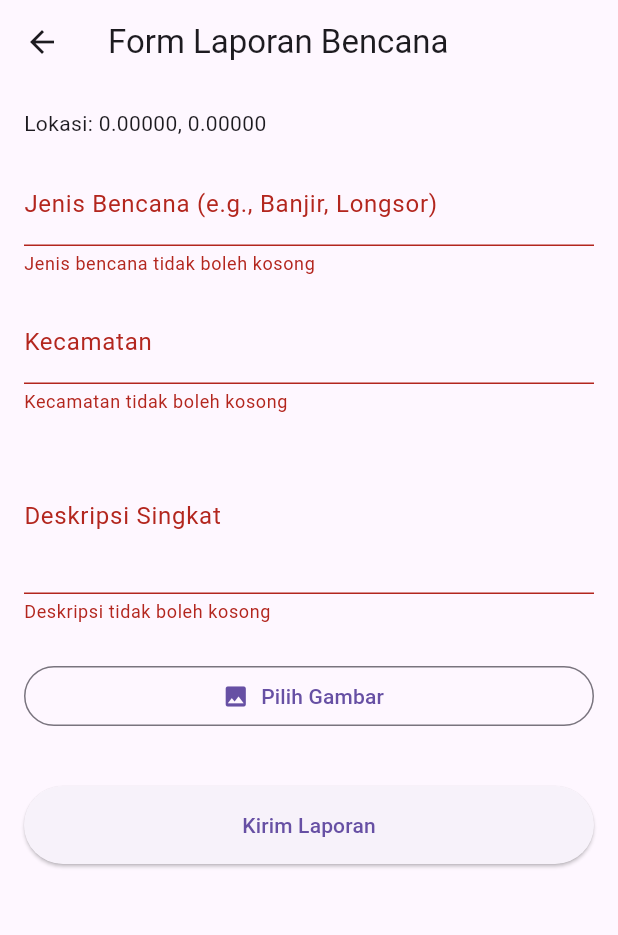
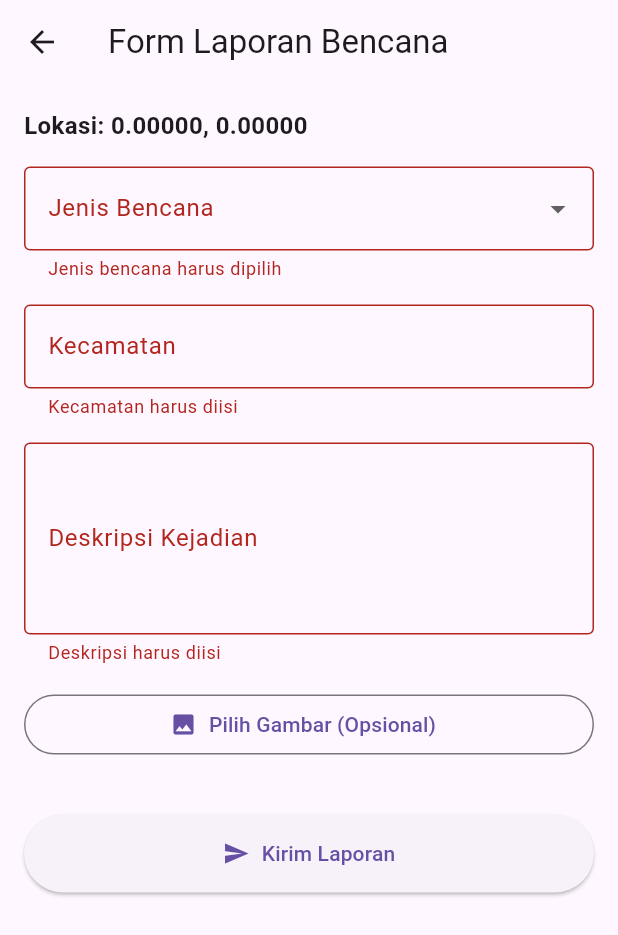
Before and after one commit to 12ATIF/Tanggap_Bencana, a Flutter app: the DisasterFormScreen screen opened directly with empty values, after a tap on "Kirim Laporan", on a phone screen of 412 x 824 dp. Shown: the top 935 px of the screen. Run offline on Flutter 3.47's test engine with Material 3 defaults, Android fonts, the phone set to English and light mode, and no system bars; our stand-ins replace flutter_map, image_picker, latlong2, supabase_flutter; accounts and stored records are empty.

Commit message:
update map

```diff
--- a/lib/models/disaster_model.dart
+++ b/lib/models/disaster_model.dart
@@ -1,3 +1,5 @@
+// lib/models/disaster_model.dart
+
 import 'package:flutter/material.dart';
 import 'package:latlong2/latlong.dart';
 
@@ -32,14 +34,18 @@ class Disaster {
     this.imageUrl,
   });
 
-  // Diubah dari fromFirestore menjadi fromMap
+  // ================================================================
+  // >> PERBAIKAN UTAMA DI SINI <<
+  // Membaca 'latitude' dan 'longitude' sebagai double, bukan string.
+  // ================================================================
   factory Disaster.fromMap(Map<String, dynamic> data) {
     return Disaster(
-      id: data['id'] as String,
+      id: data['id'].toString(), // Konversi ke String untuk keamanan
       type: DisasterType.values.firstWhere(
         (e) => e.name == data['type'],
-        orElse: () => DisasterType.banjir,
+        orElse: () => DisasterType.banjir, // Default jika tipe tidak ditemukan
       ),
+      // Ambil latitude dan longitude langsung dari data sebagai double
       location: LatLng(data['latitude'] as double, data['longitude'] as double),
       district: data['district'] ?? '',
       dateTime: DateTime.parse(data['date_time'] as String),
@@ -48,7 +54,6 @@ class Disaster {
     );
   }
 
-  // Diubah dari toFirestore menjadi toMap
   Map<String, dynamic> toMap() {
     return {
       'type': type.name,
--- a/lib/screens/admin/disaster_form_screen.dart
+++ b/lib/screens/admin/disaster_form_screen.dart
@@ -1,6 +1,7 @@
 import 'dart:io';
 import 'package:flutter/material.dart';
 import 'package:image_picker/image_picker.dart';
+import 'package:tasik_siaga/models/disaster_model.dart';
 import 'package:tasik_siaga/services/disaster_service.dart';
 
 class DisasterFormScreen extends StatefulWidget {
@@ -14,18 +15,16 @@ class DisasterFormScreen extends StatefulWidget {
   });
 
   @override
-  _DisasterFormScreenState createState() => _DisasterFormScreenState();
+  State<DisasterFormScreen> createState() => _DisasterFormScreenState();
 }
 
 class _DisasterFormScreenState extends State<DisasterFormScreen> {
   final _formKey = GlobalKey<FormState>();
   final _disasterService = DisasterService();
 
-  final _typeController = TextEditingController();
+  DisasterType? _selectedType;
   final _districtController = TextEditingController();
   final _descriptionController = TextEditingController();
-  final DateTime _selectedDate = DateTime.now();
-
   File? _imageFile;
   bool _isLoading = false;
 
@@ -39,31 +38,46 @@ class _DisasterFormScreenState extends State<DisasterFormScreen> {
   }
 
   Future<void> _submitForm() async {
-    if (_formKey.currentState!.validate()) {
+    if (!_formKey.currentState!.validate()) {
+      return;
+    }
+
     setState(() {
       _isLoading = true;
     });
 
     try {
       await _disasterService.addDisaster(
-          type: _typeController.text,
+        type: _selectedType!.name,
         latitude: widget.latitude,
         longitude: widget.longitude,
         district: _districtController.text,
-          dateTime: _selectedDate,
         description: _descriptionController.text,
+        dateTime: DateTime.now(),
         imageFile: _imageFile,
       );
 
+      if (mounted) {
         ScaffoldMessenger.of(context).showSnackBar(
-          const SnackBar(content: Text('Laporan berhasil ditambahkan!')),
+          const SnackBar(
+            content: Text('Laporan bencana berhasil dikirim!'),
+            backgroundColor: Colors.green,
+          ),
         );
-        Navigator.of(context).pop(true); // Kirim sinyal sukses
+        Navigator.of(context).pop(true); // Kirim 'true' sebagai sinyal sukses
+      }
+
     } catch (e) {
+      if (mounted) {
         ScaffoldMessenger.of(context).showSnackBar(
-          SnackBar(content: Text('Gagal menambahkan laporan: $e')),
+          SnackBar(
+            content: Text('Gagal mengirim laporan: $e'),
+            backgroundColor: Colors.red,
+          ),
         );
+      }
     } finally {
+      if (mounted) {
         setState(() {
           _isLoading = false;
         });
@@ -73,7 +87,6 @@ class _DisasterFormScreenState extends State<DisasterFormScreen> {
 
   @override
   void dispose() {
-    _typeController.dispose();
     _districtController.dispose();
     _descriptionController.dispose();
     super.dispose();
@@ -82,41 +95,63 @@ class _DisasterFormScreenState extends State<DisasterFormScreen> {
   @override
   Widget build(BuildContext context) {
     return Scaffold(
-      appBar: AppBar(title: const Text('Form Laporan Bencana')),
-      body: _isLoading
-          ? const Center(child: CircularProgressIndicator())
-          : SingleChildScrollView(
+      appBar: AppBar(
+        title: const Text('Form Laporan Bencana'),
+      ),
+      body: Padding(
         padding: const EdgeInsets.all(16.0),
         child: Form(
           key: _formKey,
-                child: Column(
-                  crossAxisAlignment: CrossAxisAlignment.stretch,
+          child: ListView(
             children: [
-                    Text('Lokasi: ${widget.latitude.toStringAsFixed(5)}, ${widget.longitude.toStringAsFixed(5)}'),
+              Text(
+                'Lokasi: ${widget.latitude.toStringAsFixed(5)}, ${widget.longitude.toStringAsFixed(5)}',
+                style: const TextStyle(fontSize: 16, fontWeight: FontWeight.bold),
+              ),
               const SizedBox(height: 16),
-                    TextFormField(
-                      controller: _typeController,
-                      decoration: const InputDecoration(labelText: 'Jenis Bencana (e.g., Banjir, Longsor)'),
-                      validator: (value) => value!.isEmpty ? 'Jenis bencana tidak boleh kosong' : null,
+              DropdownButtonFormField<DisasterType>(
+                value: _selectedType,
+                decoration: const InputDecoration(
+                  labelText: 'Jenis Bencana',
+                  border: OutlineInputBorder(),
+                ),
+                items: DisasterType.values.map((type) {
+                  return DropdownMenuItem(
+                    value: type,
+                    child: Text(type.displayName),
+                  );
+                }).toList(),
+                onChanged: (value) {
+                  setState(() {
+                    _selectedType = value;
+                  });
+                },
+                validator: (value) => value == null ? 'Jenis bencana harus dipilih' : null,
               ),
               const SizedBox(height: 16),
               TextFormField(
                 controller: _districtController,
-                      decoration: const InputDecoration(labelText: 'Kecamatan'),
-                       validator: (value) => value!.isEmpty ? 'Kecamatan tidak boleh kosong' : null,
+                decoration: const InputDecoration(
+                  labelText: 'Kecamatan',
+                  border: OutlineInputBorder(),
+                ),
+                validator: (value) => value == null || value.isEmpty ? 'Kecamatan harus diisi' : null,
               ),
               const SizedBox(height: 16),
               TextFormField(
                 controller: _descriptionController,
-                      decoration: const InputDecoration(labelText: 'Deskripsi Singkat'),
-                      maxLines: 3,
-                       validator: (value) => value!.isEmpty ? 'Deskripsi tidak boleh kosong' : null,
+                decoration: const InputDecoration(
+                  labelText: 'Deskripsi Kejadian',
+                  border: OutlineInputBorder(),
                 ),
-                    const SizedBox(height: 24),
+                maxLines: 4,
+                validator: (value) => value == null || value.isEmpty ? 'Deskripsi harus diisi' : null,
+              ),
+              const SizedBox(height: 16),
               OutlinedButton.icon(
                 onPressed: _pickImage,
                 icon: const Icon(Icons.image),
-                      label: const Text('Pilih Gambar'),
+                label: Text(_imageFile == null ? 'Pilih Gambar (Opsional)' : 'Ganti Gambar'),
               ),
               const SizedBox(height: 12),
               if (_imageFile != null)
@@ -130,12 +165,15 @@ class _DisasterFormScreenState extends State<DisasterFormScreen> {
                   ),
                 ),
               const SizedBox(height: 24),
-                    ElevatedButton(
+              _isLoading
+                  ? const Center(child: CircularProgressIndicator())
+                  : ElevatedButton.icon(
                       onPressed: _submitForm,
+                      icon: const Icon(Icons.send),
+                      label: const Text('Kirim Laporan'),
                       style: ElevatedButton.styleFrom(
                         padding: const EdgeInsets.symmetric(vertical: 16),
                       ),
-                      child: const Text('Kirim Laporan'),
                     ),
             ],
           ),
```
Also changed, not shown: lib/main.dart (+14 -33 lines), lib/screens/admin/admin_login_screen.dart (+106 -21 lines), lib/screens/public/map_screen.dart (+26 -32 lines), lib/services/disaster_service.dart (+11 -19 lines). Lines whose indentation alone changed are shown as unchanged.
